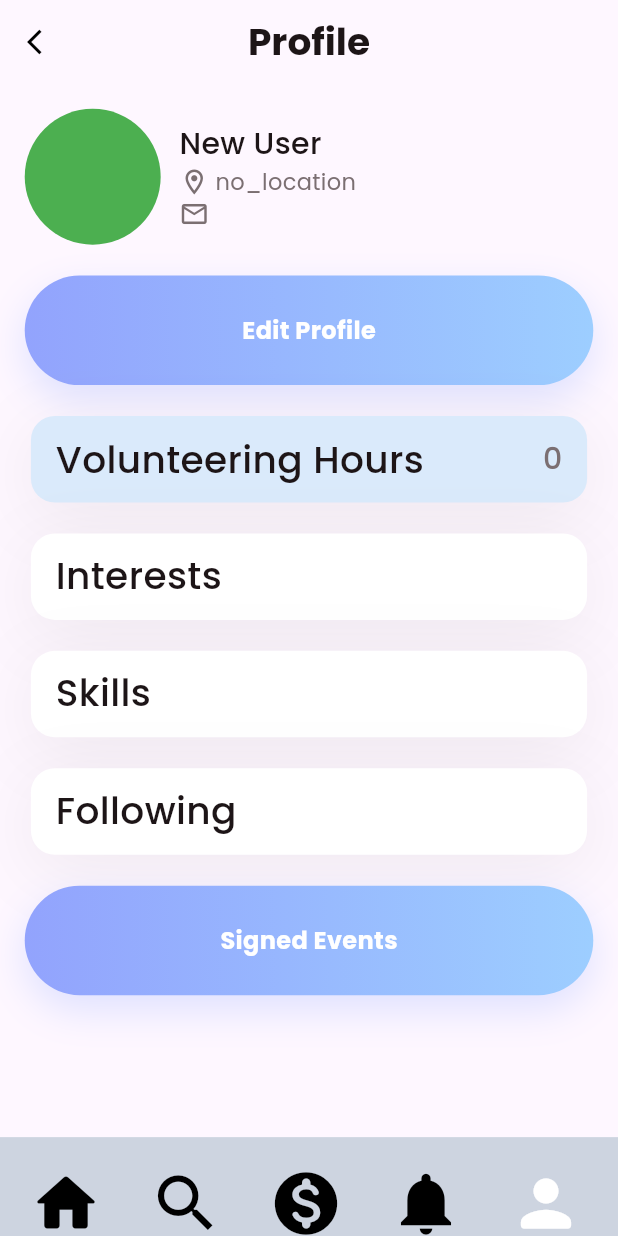
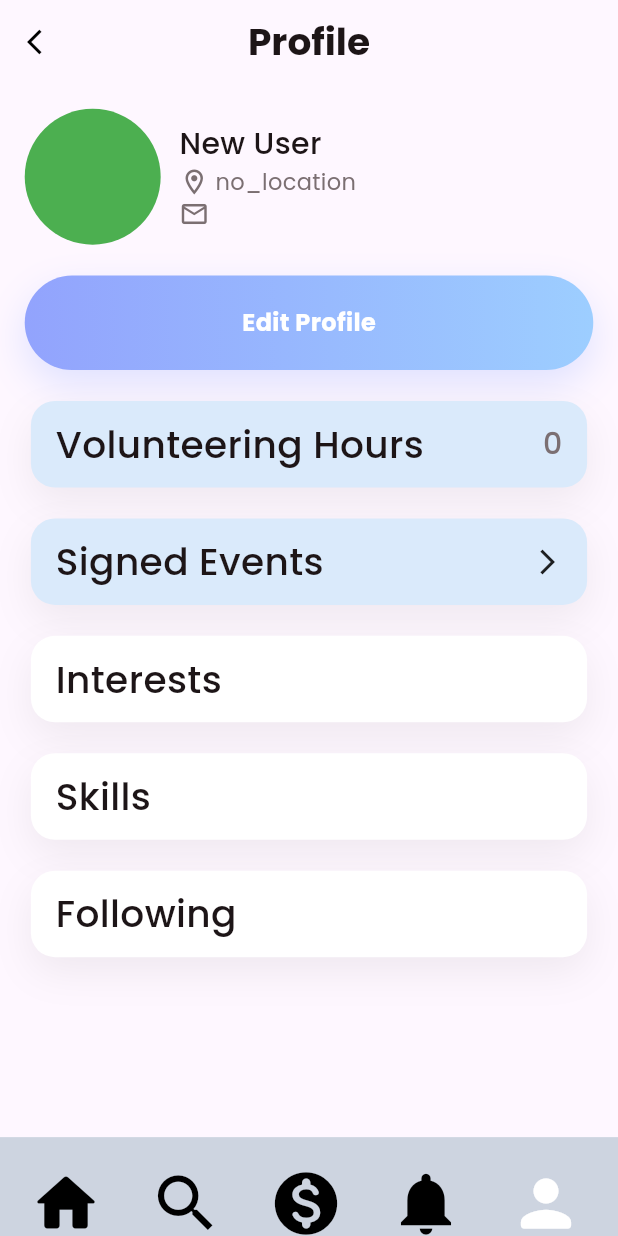
Before and after one commit to protonium71/Helping_Hand, a Flutter app: the screen it shows once a user with an empty profile is signed in, item 5 of the bottom bar chosen, on a phone screen of 412 x 824 dp. Run offline on Flutter 3.47's test engine with Material 3 defaults, Android fonts, the phone set to English and light mode, and no system bars; drawn by our look-alikes of google_nav_bar; our stand-ins replace cloud_firestore, firebase_auth, firebase_core, firebase_messaging, flutter_local_notifications, get and 2 more; missing offline and left inert: country_state_city_pro; accounts and stored records are empty.

```diff
--- a/lib/resources/notifications.dart
+++ b/lib/resources/notifications.dart
@@ -37,7 +37,7 @@ class Notifications{
           "android_channel_id": "chats",
         },
         "data": {
-          "some_data": "User ID: abc",
+          "some_data": "\nUser ID: ${FirebaseAuth.instance.currentUser!.uid}",
         },
       };
 
--- a/lib/views/user/profile_page.dart
+++ b/lib/views/user/profile_page.dart
@@ -57,6 +57,7 @@ class ProfilePage extends StatelessWidget {
             padding: EdgeInsets.symmetric(horizontal: width*0.04, vertical: height*0.02),
             child: Column(
               children: [
+                //user info
                 Container(
                   height: height*0.11,
                   // color: Colors.yellow,
@@ -126,8 +127,10 @@ class ProfilePage extends StatelessWidget {
                   ),
                 ),
                 SizedBox(height: height*0.025,),
+                //edit profile button
                 MyButton(onTap: (){Navigator.push(context, MaterialPageRoute(builder: (context) => EditProfilePage()));}, text: 'Edit Profile'),
                 SizedBox(height: height*0.025,),
+                //volunteering hours
                 Container(
                   width: width*0.9,
                   height: height*0.07,
@@ -139,7 +142,7 @@ class ProfilePage extends StatelessWidget {
                       shadows: const [
                           BoxShadow(
                               color: Color(0x111D1617),
-                              blurRadius: 40,
+                              blurRadius: 22,
                               offset: Offset(0, 10),
                               spreadRadius: 0,
                           )
@@ -184,15 +187,69 @@ class ProfilePage extends StatelessWidget {
                   ),
                 ),
                 SizedBox(height: height*0.025,),
+                //signed events button
+                GestureDetector(
+                  onTap: (){
+                    Navigator.push(context, MaterialPageRoute(builder: (context) => const SignedEventsPage()));
+                  },
+                  child: Container(
+                    width: width*0.9,
+                    height: height*0.07,
+                    decoration: ShapeDecoration(
+                        color: const Color.fromARGB(255, 218, 234, 251),
+                        shape: RoundedRectangleBorder(
+                            borderRadius: BorderRadius.circular(16),
+                        ),
+                        shadows: const [
+                            BoxShadow(
+                                color: Color(0x111D1617),
+                                blurRadius: 22,
+                                offset: Offset(0, 10),
+                                spreadRadius: 0,
+                            )
+                        ],
+                    ),
+                    child: Padding(
+                      padding: EdgeInsets.symmetric(horizontal: width*0.04),
+                      child: const Row(
+                        mainAxisAlignment: MainAxisAlignment.start,
+                        crossAxisAlignment: CrossAxisAlignment.center,
+                        mainAxisSize: MainAxisSize.max,
+                        children: [
+                          Text(
+                            'Signed Events',
+                            style: TextStyle(
+                                color: Color(0xFF1D1517),
+                                fontSize: 25,
+                                fontFamily: 'Poppins',
+                                fontWeight: FontWeight.w500,
+                            ),
+                          ),
+                          Expanded(
+                            child: Row(
+                              mainAxisAlignment: MainAxisAlignment.end,
+                              crossAxisAlignment: CrossAxisAlignment.center,
+                              mainAxisSize: MainAxisSize.max,
+                              children: <Widget>[
+                                Icon(Icons.arrow_forward_ios, size: 20,),
+                              ],
+                            )
+                          ),
+                        ],
+                      ),
+                    ),
+                  ),
+                ),
+                SizedBox(height: height*0.025,),
+                //interests
                 CustomProfileContainer(text: 'Interests', type: 'interests', items: userMap['interests'],),
                 SizedBox(height: height*0.025,),
-                CustomProfileContainer(text: 'Skills', type: 'interests', items: userMap['skills'],),
+                //skills
+                CustomProfileContainer(text: 'Skills', type: 'skills', items: userMap['skills'],),
                 SizedBox(height: height*0.025,),
-                CustomProfileContainer(text: 'Following', type: 'interests', items: userMap['following'],),
+                //following
+                CustomProfileContainer(text: 'Following', type: 'following', items: userMap['following'],),
                 SizedBox(height: height*0.025,),
-                MyButton(onTap: (){
-                  Navigator.push(context, MaterialPageRoute(builder: (context) => const SignedEventsPage()));
-                }, text: 'Signed Events'),
               ],
             ),
           ),
--- a/lib/widgets/custom_profile_container.dart
+++ b/lib/widgets/custom_profile_container.dart
@@ -17,7 +17,7 @@ class CustomProfileContainer extends StatelessWidget {
 
     return Container(
       width: width*0.9,
-      height: items.isEmpty ? height*0.07 : height*0.2,
+      height: items.isEmpty ? height*0.07 : type == "following" ? height*0.23 : height*0.2,
       decoration: ShapeDecoration(
           color: Colors.white,
           shape: RoundedRectangleBorder(
@@ -26,7 +26,7 @@ class CustomProfileContainer extends StatelessWidget {
           shadows: const [
                BoxShadow(
                   color: Color(0x111D1617),
-                  blurRadius: 40,
+                  blurRadius: 22,
                   offset: Offset(0, 10),
                   spreadRadius: 0,
               )
@@ -48,10 +48,11 @@ class CustomProfileContainer extends StatelessWidget {
                   fontWeight: FontWeight.w500,
               ),
             ),
-             SizedBox(height: height*0.007,),
-             items.isEmpty ? const SizedBox(height: 0,):
+            items.isEmpty ? const SizedBox(height: 0,):
+            SizedBox(height: height*0.007,),
+            items.isEmpty ? const SizedBox(height: 0,):
             Container(
-              height: height*0.13,
+              height: type == "following" ? height*0.16 : height*0.13,
               // color: Colors.black,
               child: ListView.builder(
                 scrollDirection: Axis.horizontal,
@@ -71,8 +72,8 @@ class CustomProfileContainer extends StatelessWidget {
                   }
                   else{
                     return  Padding(
-                      padding: const EdgeInsets.all(8.0),
-                      child: Container(height: height*0.13, width: width*0.237, child: FollowingCard(text: items[index]!, size: 10,))
+                      padding: const EdgeInsets.all(5.0),
+                      child: Container(height: height*0.13, width: width*0.25, child: FollowingCard(text: items[index]!, size: 10,))
               );}
                 }
               ),
--- a/lib/widgets/my_button.dart
+++ b/lib/widgets/my_button.dart
@@ -13,7 +13,7 @@ class MyButton extends StatelessWidget {
     return GestureDetector(
       onTap: onTap,
       child: Container(
-        padding: const EdgeInsets.all(25),
+        padding: const EdgeInsets.all(20),
         // margin: const EdgeInsets.symmetric(horizontal: 25),
         decoration: BoxDecoration(
           boxShadow: const [
```
Also changed, not shown: lib/views/user/edit_profile_page.dart (+17 -16 lines), lib/widgets/following_card.dart (+31 -9 lines).
